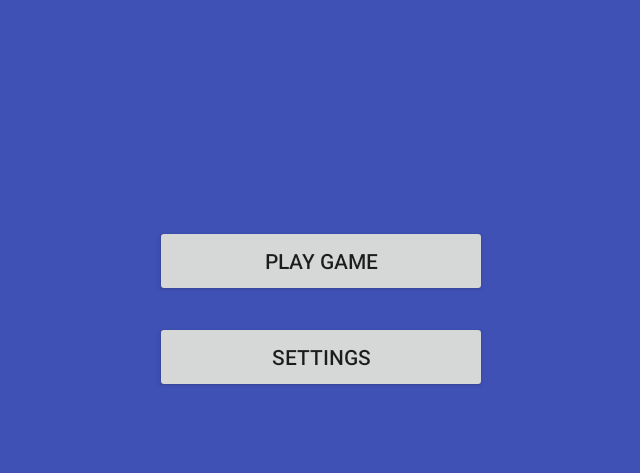
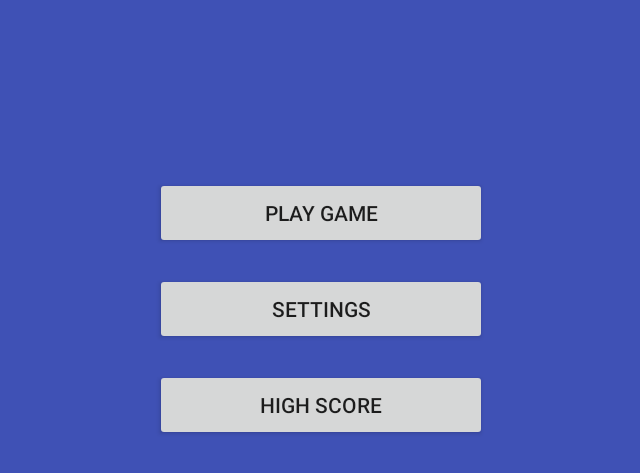
Before and after one commit to zohaib194/Time-Dodge, an Android app: the screen it shows after launch (MenuActivity), after a tap on "SETTINGS", on a phone screen of 824 x 412 dp (held sideways). Shown: the top 473 px of the screen, without its empty margins (83-723 px from the left). Run offline under Robolectric (Android 15) with nearby library versions, the phone set to English and light mode, and no system bars.

Commit message:
Added high score navigation button.

```diff
--- a/app/src/main/java/no/xillez/kentwh/mobilelab3/MenuActivity.java
+++ b/app/src/main/java/no/xillez/kentwh/mobilelab3/MenuActivity.java
@@ -27,4 +27,8 @@ public class MenuActivity extends AppCompatActivity implements MenuNavigationFra
     public void actionStartSetting(View view){
         // TODO: Start settings activity
     }
+
+    public void actionStartHighScore(View view){
+        // TODO: Start high score activity
+    }
 }
--- a/app/src/main/res/layout/fragment_menu_navigation.xml
+++ b/app/src/main/res/layout/fragment_menu_navigation.xml
@@ -31,8 +31,23 @@
         android:layout_marginTop="8dp"
         android:onClick="actionStartSetting"
         android:text="@string/btnSetting"
+        app:layout_constraintBottom_toTopOf="@id/btnHighScore"
+        app:layout_constraintEnd_toEndOf="parent"
+        app:layout_constraintStart_toStartOf="parent"
+        app:layout_constraintTop_toBottomOf="@+id/btnStart"/>
+
+    <Button
+        android:id="@+id/btnHighScore"
+        android:layout_width="221dp"
+        android:layout_height="wrap_content"
+        android:layout_marginBottom="8dp"
+        android:layout_marginEnd="8dp"
+        android:layout_marginStart="8dp"
+        android:layout_marginTop="8dp"
+        android:onClick="actionStartHighScore"
+        android:text="@string/btnHighScore"
         app:layout_constraintBottom_toBottomOf="parent"
         app:layout_constraintEnd_toEndOf="parent"
         app:layout_constraintStart_toStartOf="parent"
-        app:layout_constraintTop_toBottomOf="@+id/btnStart" />
+        app:layout_constraintTop_toBottomOf="@+id/btnSetting"/>
 </android.support.constraint.ConstraintLayout>
--- a/app/src/main/res/values/strings.xml
+++ b/app/src/main/res/values/strings.xml
@@ -4,4 +4,5 @@
     <!-- TODO: Remove or change this placeholder text -->
     <string name="btnStart">Play Game</string>
     <string name="btnSetting">Settings</string>
+    <string name="btnHighScore">High score</string>
 </resources>
```
